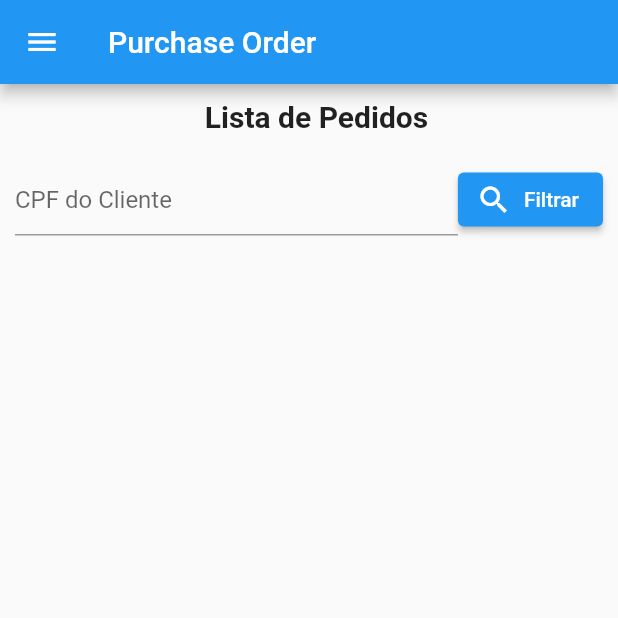
After one commit to gbrandalise/das-trabalho-angular, a Flutter app: the PurchaseOrdersPage screen opened by its route, on a phone screen of 412 x 824 dp, the top half of it. The commit adds this screen. Run offline on Flutter 3.47's test engine with Material 2 defaults, Android fonts, the light colour scheme and no system bars.

Commit message:
modifying folders and adding field of cliente CPF to filter

```diff
--- /dev/null
+++ b/mobile/lib/common/widgets/page-title.widget.dart
@@ -0,0 +1,21 @@
+import 'package:flutter/cupertino.dart';
+
+class PageTitle extends StatelessWidget {
+
+  final String _title;
+
+  // ignore: use_key_in_widget_constructors
+  const PageTitle(this._title);
+
+  @override
+  Widget build(BuildContext context) {
+    return Container(
+      margin: const EdgeInsetsDirectional.fromSTEB(10, 10, 0, 0),
+      child: Text(
+        _title,
+        style: const TextStyle(fontSize: 20, fontWeight: FontWeight.bold),
+      )
+    );
+  }
+
+}
--- a/mobile/lib/main.dart
+++ b/mobile/lib/main.dart
@@ -1,7 +1,7 @@
 import 'package:das_angular_mobile/client/client.page.dart';
 import 'package:das_angular_mobile/home/home.page.dart';
 import 'package:das_angular_mobile/product/product.page.dart';
-import 'package:das_angular_mobile/purchase-order/purchase-order.page.dart';
+import 'package:das_angular_mobile/purchase-order/pages/purchase-orders/purchase-orders.page.dart';
 import 'package:flutter/material.dart';
 
 void main() {
@@ -23,7 +23,7 @@ class MyApp extends StatelessWidget {
         '/': (context) => const HomePage(),
         '/client': (context) => const ClientPage(),
         '/product': (context) => const ProductPage(),
-        '/purchase-order': (context) => const PurchaseOrderPage(),
+        '/purchase-order': (context) => PurchaseOrdersPage(),
       },
     );
   }
--- /dev/null
+++ b/mobile/lib/purchase-order/pages/purchase-orders/purchase-orders.page.dart
@@ -0,0 +1,48 @@
+import 'package:das_angular_mobile/common/widgets/page-title.widget.dart';
+import 'package:das_angular_mobile/menu/menu.component.dart';
+import 'package:flutter/material.dart';
+
+class PurchaseOrdersPage extends StatelessWidget {
+
+  final _formKey = GlobalKey<FormState>();
+
+  PurchaseOrdersPage({Key? key}) : super(key: key);
+
+  @override
+  Widget build(BuildContext context) {
+    return Scaffold(
+      appBar: AppBar(
+        title: const Text('Purchase Order'),
+      ),
+      drawer: const Menu(),
+      body: Column(
+        children: [
+          const PageTitle('Lista de Pedidos'),
+          Form(
+            key: _formKey,
+            child: Container(
+              margin: const EdgeInsetsDirectional.fromSTEB(10, 20, 10, 0),
+              child: Row(
+                mainAxisAlignment: MainAxisAlignment.spaceBetween,
+                children: [
+                  Expanded(
+                    child: TextFormField(
+                      decoration: const InputDecoration(
+                        hintText: 'CPF do Cliente'
+                      ),
+                    ),
+                  ),
+                  ElevatedButton.icon(
+                    onPressed: () {},
+                    icon: const Icon(Icons.search),
+                    label: const Text('Filtrar'),
+                  ),
+                ],
+              ),
+            ),
+          ),
+        ],
+      ),
+    );
+  }
+}
--- a/mobile/lib/purchase-order/purchase-order.page.dart
+++ /dev/null
@@ -1,17 +0,0 @@
-import 'package:das_angular_mobile/menu/menu.component.dart';
-import 'package:flutter/material.dart';
-
-class PurchaseOrderPage extends StatelessWidget {
-
-  const PurchaseOrderPage({Key? key}) : super(key: key);
-
-  @override
-  Widget build(BuildContext context) {
-    return Scaffold(
-      appBar: AppBar(
-        title: const Text('Purchase Order'),
-      ),
-      drawer: const Menu()
-    );
-  }
-}
```
